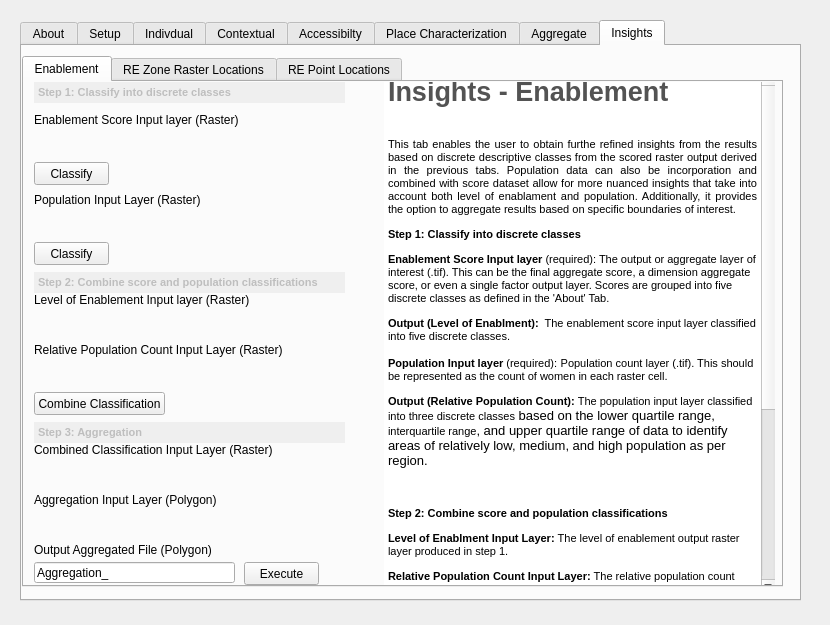
This is gender_indicator_tool/gender_indicator_tool_dialog_base.ui in worldbank/GEEST as Qt 5 draws it before an edit. The edited form follows.
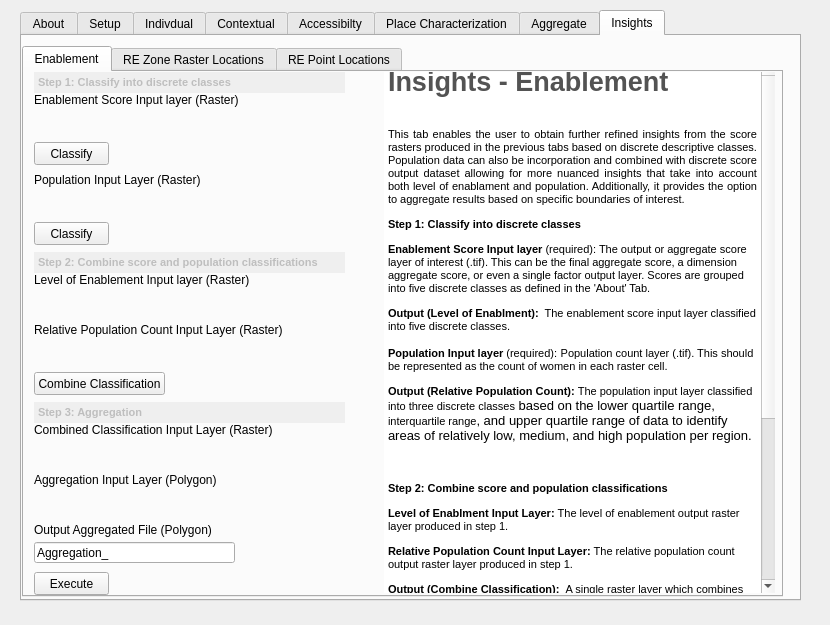
This is the edited form. The open tabs and pages were chosen to show the change. Custom widgets are drawn as their Qt base class.

Commit message: Plugin text has been finalised and status text for insights tab has been added

```diff
--- a/gender_indicator_tool/gender_indicator_tool_dialog_base.ui
+++ b/gender_indicator_tool/gender_indicator_tool_dialog_base.ui
@@ -17,9 +17,9 @@
    <property name="geometry">
     <rect>
      <x>20</x>
-     <y>20</y>
+     <y>10</y>
      <width>781</width>
-     <height>581</height>
+     <height>591</height>
     </rect>
    </property>
    <property name="currentIndex">
@@ -6450,7 +6450,7 @@
        <x>0</x>
        <y>10</y>
        <width>761</width>
-       <height>531</height>
+       <height>551</height>
       </rect>
      </property>
      <property name="currentIndex">
@@ -6464,7 +6464,7 @@
        <property name="geometry">
         <rect>
          <x>10</x>
-         <y>110</y>
+         <y>100</y>
          <width>251</width>
          <height>16</height>
         </rect>
@@ -6477,7 +6477,7 @@
        <property name="geometry">
         <rect>
          <x>10</x>
-         <y>50</y>
+         <y>40</y>
          <width>231</width>
          <height>31</height>
         </rect>
@@ -6487,7 +6487,7 @@
        <property name="geometry">
         <rect>
          <x>10</x>
-         <y>30</y>
+         <y>20</y>
          <width>231</width>
          <height>16</height>
         </rect>
@@ -6500,7 +6500,7 @@
        <property name="geometry">
         <rect>
          <x>10</x>
-         <y>130</y>
+         <y>120</y>
          <width>231</width>
          <height>31</height>
         </rect>
@@ -6510,7 +6510,7 @@
        <property name="geometry">
         <rect>
          <x>10</x>
-         <y>80</y>
+         <y>70</y>
          <width>75</width>
          <height>23</height>
         </rect>
@@ -6523,7 +6523,7 @@
        <property name="geometry">
         <rect>
          <x>10</x>
-         <y>160</y>
+         <y>150</y>
          <width>75</width>
          <height>23</height>
         </rect>
@@ -6536,7 +6536,7 @@
        <property name="geometry">
         <rect>
          <x>10</x>
-         <y>210</y>
+         <y>200</y>
          <width>231</width>
          <height>16</height>
         </rect>
@@ -6549,7 +6549,7 @@
        <property name="geometry">
         <rect>
          <x>10</x>
-         <y>230</y>
+         <y>220</y>
          <width>231</width>
          <height>31</height>
         </rect>
@@ -6559,7 +6559,7 @@
        <property name="geometry">
         <rect>
          <x>10</x>
-         <y>280</y>
+         <y>270</y>
          <width>231</width>
          <height>31</height>
         </rect>
@@ -6569,7 +6569,7 @@
        <property name="geometry">
         <rect>
          <x>10</x>
-         <y>260</y>
+         <y>250</y>
          <width>251</width>
          <height>16</height>
         </rect>
@@ -6582,7 +6582,7 @@
        <property name="geometry">
         <rect>
          <x>10</x>
-         <y>310</y>
+         <y>300</y>
          <width>131</width>
          <height>23</height>
         </rect>
@@ -6600,7 +6600,7 @@
          <x>360</x>
          <y>-10</y>
          <width>391</width>
-         <height>521</height>
+         <height>531</height>
         </rect>
        </property>
        <property name="frameShape">
@@ -6616,17 +6616,17 @@
 &lt;/style&gt;&lt;/head&gt;&lt;body style=&quot; font-family:'MS Shell Dlg 2'; font-size:8.25pt; font-weight:400; font-style:normal;&quot;&gt;
 &lt;p style=&quot; margin-top:0px; margin-bottom:0px; margin-left:0px; margin-right:0px; -qt-block-indent:0; text-indent:0px;&quot;&gt;&lt;span style=&quot; font-size:20pt; font-weight:600; color:#535353;&quot;&gt;Insights - Enablement&lt;/span&gt;&lt;/p&gt;
 &lt;p align=&quot;justify&quot; style=&quot;-qt-paragraph-type:empty; margin-top:0px; margin-bottom:0px; margin-left:0px; margin-right:0px; -qt-block-indent:0; text-indent:0px; font-size:20pt; font-weight:600; color:#535353;&quot;&gt;&lt;br /&gt;&lt;/p&gt;
-&lt;p align=&quot;justify&quot; style=&quot; margin-top:0px; margin-bottom:0px; margin-left:0px; margin-right:0px; -qt-block-indent:0; text-indent:0px;&quot;&gt;&lt;span style=&quot; font-size:8pt;&quot;&gt;This tab enables the user to obtain furthe refined insights from the results based on discrete descriptive classes from the scored raster output derived in the previous tabs. Population data can also be incorporation and combined with score dataset allow for more nuanced insights that take into account both level of enablament and population. Additionally, it provides the option to aggregate results based on specific boundaries of interest. &lt;/span&gt;&lt;/p&gt;
+&lt;p align=&quot;justify&quot; style=&quot; margin-top:0px; margin-bottom:0px; margin-left:0px; margin-right:0px; -qt-block-indent:0; text-indent:0px;&quot;&gt;&lt;span style=&quot; font-size:8pt;&quot;&gt;This tab enables the user to obtain further refined insights from the score rasters produced in the previous tabs based on discrete descriptive classes. Population data can also be incorporation and combined with discrete score output dataset allowing for more nuanced insights that take into account both level of enablament and population. Additionally, it provides the option to aggregate results based on specific boundaries of interest. &lt;/span&gt;&lt;/p&gt;
 &lt;p style=&quot; margin-top:12px; margin-bottom:12px; margin-left:0px; margin-right:0px; -qt-block-indent:0; text-indent:0px;&quot;&gt;&lt;span style=&quot; font-weight:600;&quot;&gt;Step 1: Classify into discrete classes&lt;/span&gt;&lt;/p&gt;
-&lt;p style=&quot; margin-top:12px; margin-bottom:12px; margin-left:0px; margin-right:0px; -qt-block-indent:0; text-indent:0px;&quot;&gt;&lt;span style=&quot; font-size:8pt; font-weight:600;&quot;&gt;Enablement Score Input layer&lt;/span&gt;&lt;span style=&quot; font-size:8pt;&quot;&gt; (required): The output or aggregate layer of interest (.tif). This can be the final aggregate score, a dimension aggregate score, or even a single factor output layer. Scores are grouped into five discrete classes as defined in the 'About' Tab.&lt;/span&gt;&lt;/p&gt;
+&lt;p style=&quot; margin-top:12px; margin-bottom:12px; margin-left:0px; margin-right:0px; -qt-block-indent:0; text-indent:0px;&quot;&gt;&lt;span style=&quot; font-size:8pt; font-weight:600;&quot;&gt;Enablement Score Input layer&lt;/span&gt;&lt;span style=&quot; font-size:8pt;&quot;&gt; (required): The output or aggregate score layer of interest (.tif). This can be the final aggregate score, a dimension aggregate score, or even a single factor output layer. Scores are grouped into five discrete classes as defined in the 'About' Tab.&lt;/span&gt;&lt;/p&gt;
 &lt;p style=&quot; margin-top:12px; margin-bottom:12px; margin-left:0px; margin-right:0px; -qt-block-indent:0; text-indent:0px;&quot;&gt;&lt;span style=&quot; font-size:8pt; font-weight:600;&quot;&gt;Output (Level of Enablment): &lt;/span&gt;&lt;span style=&quot; font-family:'Times New Roman'; font-size:8pt;&quot;&gt; &lt;/span&gt;&lt;span style=&quot; font-size:8pt;&quot;&gt;The enablement score input layer classified into five discrete classes.&lt;/span&gt;&lt;/p&gt;
 &lt;p style=&quot; margin-top:12px; margin-bottom:12px; margin-left:0px; margin-right:0px; -qt-block-indent:0; text-indent:0px;&quot;&gt;&lt;span style=&quot; font-size:8pt; font-weight:600;&quot;&gt;Population Input layer&lt;/span&gt;&lt;span style=&quot; font-size:8pt;&quot;&gt; (required):&lt;/span&gt;&lt;span style=&quot; font-size:10pt;&quot;&gt; &lt;/span&gt;&lt;span style=&quot; font-size:8pt;&quot;&gt;Population count layer (.tif). This should be represented as the count of women in each raster cell. &lt;/span&gt;&lt;/p&gt;
-&lt;p style=&quot; margin-top:12px; margin-bottom:12px; margin-left:0px; margin-right:0px; -qt-block-indent:0; text-indent:0px;&quot;&gt;&lt;span style=&quot; font-size:8pt; font-weight:600;&quot;&gt;Output (Relative Population Count): &lt;/span&gt;&lt;span style=&quot; font-size:8pt;&quot;&gt;The population input layer classified into three discrete classes&lt;/span&gt;&lt;span style=&quot; font-family:'Calibri','sans-serif'; font-size:10pt;&quot;&gt; based on the lower quartile range, &lt;/span&gt;&lt;span style=&quot; font-size:8pt;&quot;&gt;interquartile range&lt;/span&gt;&lt;span style=&quot; font-family:'Calibri','sans-serif'; font-size:10pt;&quot;&gt;, and upper quartile range of data to identify areas of relatively low, medium, and high population as per region.&lt;/span&gt;&lt;/p&gt;
+&lt;p style=&quot; margin-top:12px; margin-bottom:12px; margin-left:0px; margin-right:0px; -qt-block-indent:0; text-indent:0px;&quot;&gt;&lt;span style=&quot; font-size:8pt; font-weight:600;&quot;&gt;Output (Relative Population Count): &lt;/span&gt;&lt;span style=&quot; font-size:8pt;&quot;&gt;The population input layer classified into three discrete classes&lt;/span&gt;&lt;span style=&quot; font-family:'Calibri','sans-serif'; font-size:10pt;&quot;&gt; based on the lower quartile range, &lt;/span&gt;&lt;span style=&quot; font-size:8pt;&quot;&gt;interquartile range&lt;/span&gt;&lt;span style=&quot; font-family:'Calibri','sans-serif'; font-size:10pt;&quot;&gt;, and upper quartile range of data to identify areas of relatively low, medium, and high population per region.&lt;/span&gt;&lt;/p&gt;
 &lt;p style=&quot;-qt-paragraph-type:empty; margin-top:12px; margin-bottom:12px; margin-left:0px; margin-right:0px; -qt-block-indent:0; text-indent:0px; font-family:'Calibri','sans-serif'; font-size:10pt;&quot;&gt;&lt;br /&gt;&lt;/p&gt;
 &lt;p style=&quot; margin-top:12px; margin-bottom:12px; margin-left:0px; margin-right:0px; -qt-block-indent:0; text-indent:0px;&quot;&gt;&lt;span style=&quot; font-weight:600;&quot;&gt;Step 2: Combine score and population classifications&lt;/span&gt;&lt;/p&gt;
 &lt;p style=&quot; margin-top:12px; margin-bottom:12px; margin-left:0px; margin-right:0px; -qt-block-indent:0; text-indent:0px;&quot;&gt;&lt;span style=&quot; font-weight:600;&quot;&gt;Level of Enablment Input Layer: &lt;/span&gt;The level of enablement output raster layer produced in step 1.&lt;/p&gt;
 &lt;p style=&quot; margin-top:12px; margin-bottom:12px; margin-left:0px; margin-right:0px; -qt-block-indent:0; text-indent:0px;&quot;&gt;&lt;span style=&quot; font-weight:600;&quot;&gt;Relative Population Count Input Layer: &lt;/span&gt;The relative population count output raster layer produced in step 1.&lt;/p&gt;
-&lt;p style=&quot; margin-top:12px; margin-bottom:12px; margin-left:0px; margin-right:0px; -qt-block-indent:0; text-indent:0px;&quot;&gt;&lt;span style=&quot; font-weight:600;&quot;&gt;Output (Combine Classification): &lt;/span&gt;&lt;span style=&quot; font-family:'Times New Roman'; font-size:8pt;&quot;&gt; &lt;/span&gt;&lt;span style=&quot; font-size:8pt;&quot;&gt;A single raster layer which combines the five levels of enablement descrptive classes three population classes. This layer contains 15 classes defined in the ‘About’ tab. This output covers the entire country or region of interest. &lt;/span&gt;&lt;/p&gt;
+&lt;p style=&quot; margin-top:12px; margin-bottom:12px; margin-left:0px; margin-right:0px; -qt-block-indent:0; text-indent:0px;&quot;&gt;&lt;span style=&quot; font-weight:600;&quot;&gt;Output (Combine Classification): &lt;/span&gt;&lt;span style=&quot; font-family:'Times New Roman'; font-size:8pt;&quot;&gt; &lt;/span&gt;&lt;span style=&quot; font-size:8pt;&quot;&gt;A single raster layer which combines the five levels of enablement classes and three population classes. This layer contains 15 classes defined in the ‘About’ tab. This output covers the entire country or region of interest. &lt;/span&gt;&lt;/p&gt;
 &lt;p style=&quot;-qt-paragraph-type:empty; margin-top:12px; margin-bottom:12px; margin-left:0px; margin-right:0px; -qt-block-indent:0; text-indent:0px;&quot;&gt;&lt;br /&gt;&lt;/p&gt;
 &lt;p style=&quot; margin-top:12px; margin-bottom:12px; margin-left:0px; margin-right:0px; -qt-block-indent:0; text-indent:0px;&quot;&gt;&lt;span style=&quot; font-weight:600;&quot;&gt;Step 3: Aggregation&lt;/span&gt;&lt;/p&gt;
 &lt;p style=&quot; margin-top:12px; margin-bottom:12px; margin-left:0px; margin-right:0px; -qt-block-indent:0; text-indent:0px;&quot;&gt;&lt;span style=&quot; font-weight:600;&quot;&gt;Combine Classification Input Layer: &lt;/span&gt;The combine classification output raster layer produced in step 2.&lt;/p&gt;
@@ -6639,7 +6639,7 @@
        <property name="geometry">
         <rect>
          <x>10</x>
-         <y>480</y>
+         <y>470</y>
          <width>201</width>
          <height>21</height>
         </rect>
@@ -6655,7 +6655,7 @@
        <property name="geometry">
         <rect>
          <x>10</x>
-         <y>360</y>
+         <y>350</y>
          <width>321</width>
          <height>16</height>
         </rect>
@@ -6668,7 +6668,7 @@
        <property name="geometry">
         <rect>
          <x>10</x>
-         <y>430</y>
+         <y>420</y>
          <width>231</width>
          <height>31</height>
         </rect>
@@ -6678,7 +6678,7 @@
        <property name="geometry">
         <rect>
          <x>10</x>
-         <y>380</y>
+         <y>370</y>
          <width>231</width>
          <height>31</height>
         </rect>
@@ -6687,8 +6687,8 @@
       <widget class="QPushButton" name="Aggregation_Execute_PB">
        <property name="geometry">
         <rect>
-         <x>220</x>
-         <y>480</y>
+         <x>10</x>
+         <y>500</y>
          <width>75</width>
          <height>23</height>
         </rect>
@@ -6701,7 +6701,7 @@
        <property name="geometry">
         <rect>
          <x>10</x>
-         <y>460</y>
+         <y>450</y>
          <width>291</width>
          <height>16</height>
         </rect>
@@ -6714,7 +6714,7 @@
        <property name="geometry">
         <rect>
          <x>10</x>
-         <y>410</y>
+         <y>400</y>
          <width>281</width>
          <height>16</height>
         </rect>
@@ -6753,7 +6753,7 @@
        <property name="geometry">
         <rect>
          <x>10</x>
-         <y>190</y>
+         <y>180</y>
          <width>311</width>
          <height>21</height>
         </rect>
@@ -6776,7 +6776,7 @@
        <property name="geometry">
         <rect>
          <x>10</x>
-         <y>340</y>
+         <y>330</y>
          <width>311</width>
          <height>21</height>
         </rect>
@@ -6792,6 +6792,58 @@
 &lt;p style=&quot; margin-top:0px; margin-bottom:0px; margin-left:0px; margin-right:0px; -qt-block-indent:0; text-indent:0px;&quot;&gt;&lt;span style=&quot; font-size:8pt; font-weight:600;&quot;&gt;Step 3: Aggregation&lt;/span&gt;&lt;/p&gt;&lt;/body&gt;&lt;/html&gt;</string>
        </property>
       </widget>
+      <widget class="QLabel" name="Enablement_status">
+       <property name="geometry">
+        <rect>
+         <x>90</x>
+         <y>70</y>
+         <width>251</width>
+         <height>20</height>
+        </rect>
+       </property>
+       <property name="text">
+        <string/>
+       </property>
+      </widget>
+      <widget class="QLabel" name="Population_status">
+       <property name="geometry">
+        <rect>
+         <x>90</x>
+         <y>150</y>
+         <width>251</width>
+         <height>20</height>
+        </rect>
+       </property>
+       <property name="text">
+        <string/>
+       </property>
+      </widget>
+      <widget class="QLabel" name="Combine_status">
+       <property name="geometry">
+        <rect>
+         <x>150</x>
+         <y>300</y>
+         <width>201</width>
+         <height>20</height>
+        </rect>
+       </property>
+       <property name="text">
+        <string/>
+       </property>
+      </widget>
+      <widget class="QLabel" name="Aggregate_status">
+       <property name="geometry">
+        <rect>
+         <x>90</x>
+         <y>500</y>
+         <width>251</width>
+         <height>20</height>
+        </rect>
+       </property>
+       <property name="text">
+        <string/>
+       </property>
+      </widget>
      </widget>
      <widget class="QWidget" name="tab_35">
       <attribute name="title">
```
Left out of the diff: 60 changed lines with no effect on the pictures. The commit also changes 3 other files.
